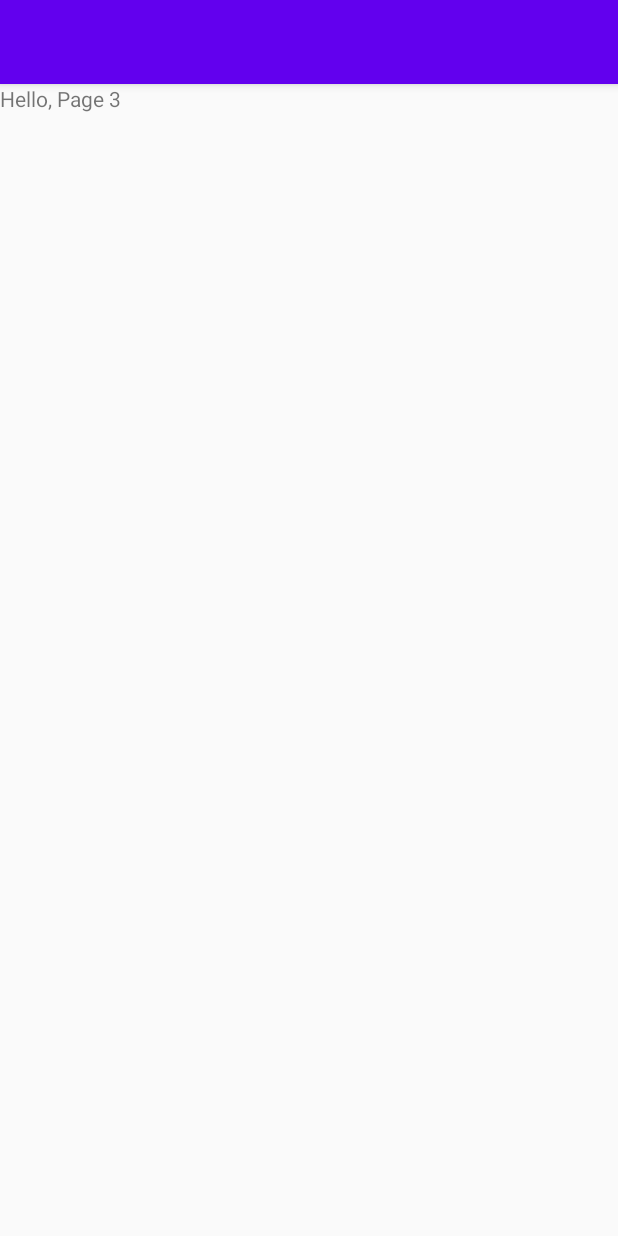
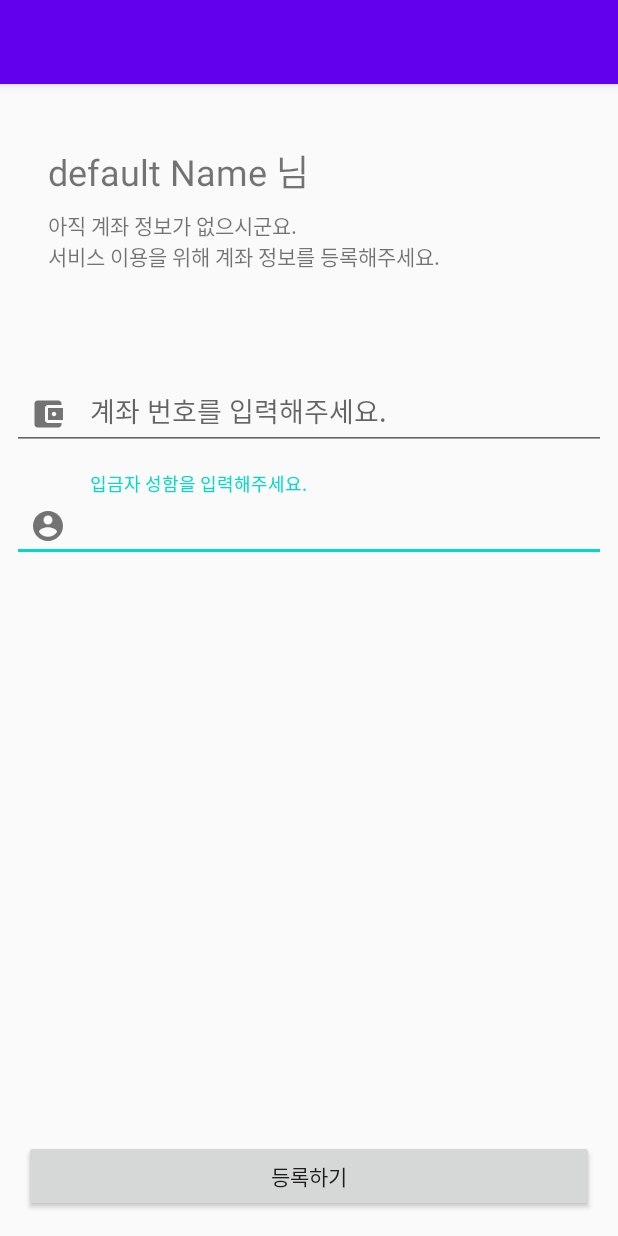
Before and after one commit to fintech-hackathon/SongPay, an Android app: the fragment Page3 shown on its own in the app's theme, on a phone screen of 412 x 824 dp. Run offline under Robolectric (Android 15) with nearby library versions, the phone set to English and light mode, and no system bars.

Commit message:
MainActivity - Page 3 Fragment Update 계좌 등록

```diff
--- a/app/src/main/java/com/example/myapplication/mainFragments/Page3.java
+++ b/app/src/main/java/com/example/myapplication/mainFragments/Page3.java
@@ -1,13 +1,19 @@
 package com.example.myapplication.mainFragments;
 
+import android.content.Context;
+import android.content.SharedPreferences;
 import android.os.Bundle;
 import android.view.LayoutInflater;
 import android.view.View;
 import android.view.ViewGroup;
+import android.widget.Button;
+import android.widget.TextView;
+import android.widget.Toast;
 
 import androidx.fragment.app.Fragment;
 
 import com.example.myapplication.R;
+import com.google.android.material.textfield.TextInputEditText;
 
 /**
  * A simple {@link Fragment} subclass.
@@ -56,10 +62,56 @@ public class Page3 extends Fragment {
         }
     }
 
+    TextView nameTextView;
+    Button confirmButton;
+
+    TextInputEditText accountEditText, nameEditText;
+
+    String Id;
+    // 가상의 계좌 번호입니다. (이 부분은 DB연동해서 써야 될 겁니다.)
+    int accountNumber = 0;
+
+
+    void init(View v) {
+        nameTextView = v.findViewById(R.id.nameTextView);
+        confirmButton = v.findViewById(R.id.confirmButton);
+
+        accountEditText = v.findViewById(R.id.accountNumberEditText);
+        nameEditText = v.findViewById(R.id.nameEditText);
+        // 저장한 [ID, Password]를 불러옵니다.
+        Context context = getActivity();
+        SharedPreferences sharedPreferences = context.getSharedPreferences("User", Context.MODE_PRIVATE);
+        Id = sharedPreferences.getString("Id", "default Name");  // 불러올려는 key, default Value
+
+        nameTextView.setText(Id + " 님");
+
+        // DB에 등록된 계좌번호가 없을 시 if
+        if (accountNumber == 0) {
+            // 계좌번호 등록 이벤트
+            confirmButton.setOnClickListener(new View.OnClickListener() {
+                @Override
+                public void onClick(View view) {
+                    if (accountEditText.getText().toString() == "" || nameEditText.getText().toString() == "") {
+                        Toast.makeText(getContext(), "계좌번호 or 입금자 성함을 입력해주세요.", Toast.LENGTH_SHORT).show();
+                    } else {
+                        // 계좌 번호 등록 Request
+                        Toast.makeText(getContext(), "계좌 등록이 성공되었습니다.\n" + accountEditText.getText().toString() + "\n" + nameEditText.getText().toString(), Toast.LENGTH_SHORT).show();
+                    }
+                }
+            });
+        } else {
+
+        }
+
+    }
+
     @Override
     public View onCreateView(LayoutInflater inflater, ViewGroup container,
                              Bundle savedInstanceState) {
         // Inflate the layout for this fragment
-        return inflater.inflate(R.layout.fragment_page3, container, false);
+        View v = inflater.inflate(R.layout.fragment_page3, container, false);
+        init(v);
+
+        return v;
     }
 }
--- a/app/src/main/res/layout/fragment_page3.xml
+++ b/app/src/main/res/layout/fragment_page3.xml
@@ -1,14 +1,90 @@
 <?xml version="1.0" encoding="utf-8"?>
-<FrameLayout xmlns:android="http://schemas.android.com/apk/res/android"
+<androidx.constraintlayout.widget.ConstraintLayout xmlns:android="http://schemas.android.com/apk/res/android"
+    xmlns:app="http://schemas.android.com/apk/res-auto"
     xmlns:tools="http://schemas.android.com/tools"
     android:layout_width="match_parent"
     android:layout_height="match_parent"
     tools:context=".mainFragments.Page3">
 
-    <!-- TODO: Update blank fragment layout -->
+
     <TextView
+        android:id="@+id/nameTextView"
+        android:layout_width="wrap_content"
+        android:layout_height="wrap_content"
+        android:layout_marginStart="32dp"
+        android:layout_marginTop="40dp"
+        android:text="홍길동 님"
+        android:textSize="24sp"
+        app:layout_constraintStart_toStartOf="parent"
+        app:layout_constraintTop_toTopOf="parent" />
+
+    <TextView
+        android:id="@+id/textView14"
+        android:layout_width="wrap_content"
+        android:layout_height="wrap_content"
+        android:layout_marginTop="8dp"
+        android:text="아직 계좌 정보가 없으시군요.\n서비스 이용을 위해 계좌 정보를 등록해주세요."
+        app:layout_constraintStart_toStartOf="@+id/nameTextView"
+        app:layout_constraintTop_toBottomOf="@+id/nameTextView" />
+
+    <com.google.android.material.textfield.TextInputLayout
+        android:id="@+id/textInputLayout4"
         android:layout_width="match_parent"
-        android:layout_height="match_parent"
-        android:text="Hello, Page 3" />
+        android:layout_height="wrap_content"
+        android:layout_marginStart="8dp"
+        android:layout_marginTop="16dp"
+        android:layout_marginEnd="8dp"
+        android:hint="입금자 성함을 입력해주세요."
+        app:endIconMode="clear_text"
+        app:layout_constraintEnd_toEndOf="parent"
+        app:layout_constraintHorizontal_bias="1.0"
+        app:layout_constraintStart_toStartOf="parent"
+        app:layout_constraintTop_toBottomOf="@+id/textInputLayout8"
+        app:startIconContentDescription="입금자 성함"
+        app:startIconDrawable="@drawable/ic_account_circle">
 
-</FrameLayout>
+        <com.google.android.material.textfield.TextInputEditText
+            android:id="@+id/nameEditText"
+            android:layout_width="match_parent"
+            android:layout_height="match_parent"
+            android:inputType="text"
+            android:maxLines="1" />
+    </com.google.android.material.textfield.TextInputLayout>
+
+    <com.google.android.material.textfield.TextInputLayout
+        android:id="@+id/textInputLayout8"
+        android:layout_width="match_parent"
+        android:layout_height="wrap_content"
+        android:layout_marginStart="8dp"
+        android:layout_marginTop="60dp"
+        android:layout_marginEnd="8dp"
+        android:hint="계좌 번호를 입력해주세요."
+        app:endIconMode="clear_text"
+        app:layout_constraintEnd_toEndOf="parent"
+        app:layout_constraintHorizontal_bias="1.0"
+        app:layout_constraintStart_toStartOf="parent"
+        app:layout_constraintTop_toBottomOf="@+id/textView14"
+        app:startIconContentDescription="계좌 번호"
+        app:startIconDrawable="@drawable/ic_account_wallet_24">
+
+        <com.google.android.material.textfield.TextInputEditText
+            android:id="@+id/accountNumberEditText"
+            android:layout_width="match_parent"
+            android:layout_height="match_parent"
+            android:inputType="number"
+            android:maxLines="1" />
+    </com.google.android.material.textfield.TextInputLayout>
+
+    <Button
+        android:id="@+id/confirmButton"
+        android:layout_width="match_parent"
+        android:layout_height="wrap_content"
+        android:layout_marginStart="16dp"
+        android:layout_marginEnd="16dp"
+        android:layout_marginBottom="16dp"
+        android:text="등록하기"
+        app:layout_constraintBottom_toBottomOf="parent"
+        app:layout_constraintEnd_toEndOf="parent"
+        app:layout_constraintStart_toStartOf="parent" />
+
+</androidx.constraintlayout.widget.ConstraintLayout>
```
